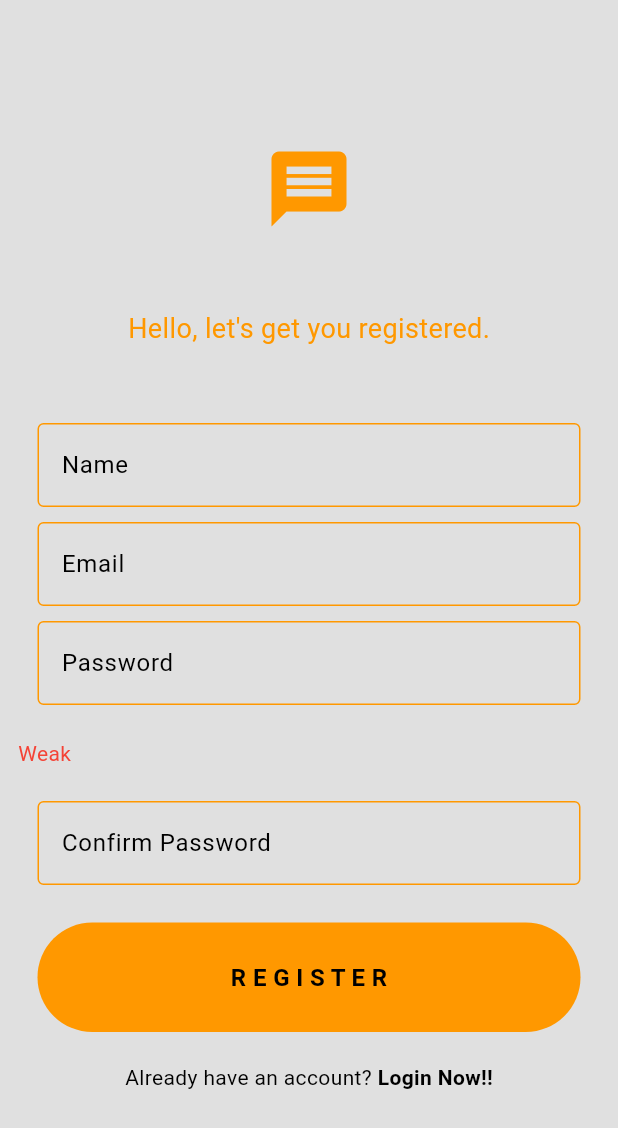
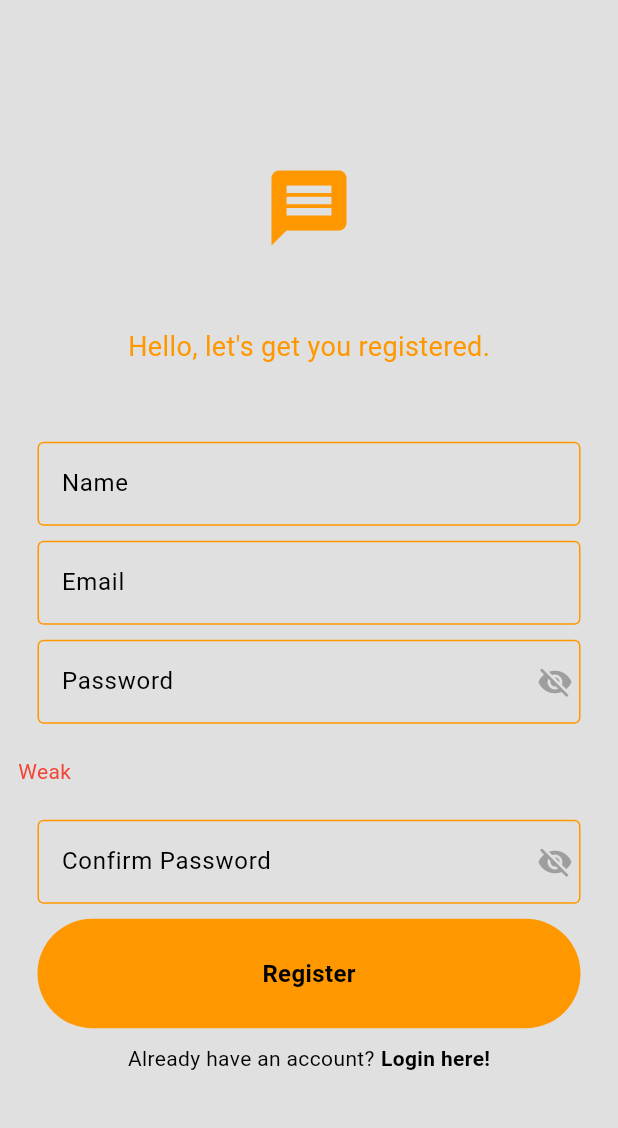
Before and after one commit to tpavankumarreddy/SafeChat_E2EE, a Flutter app: the RegisterPage screen opened directly with empty values, on a phone screen of 412 x 824 dp. Shown: the top 1128 px of the screen. Run offline on Flutter 3.47's test engine with Material 3 defaults, Android fonts, the phone set to English and light mode, and no system bars; drawn by our look-alikes of dynamic_color; our stand-ins replace cloud_firestore, cloud_functions, email_validator, firebase_auth, firebase_core, flutter_secure_storage and 6 more; missing offline and left inert: cryptography, email_otp, encrypt, pointycastle, x25519; accounts and stored records are empty.

Commit message:
Password Hide/Unhide in Registered Page

```diff
--- a/lib/pages/register_page.dart
+++ b/lib/pages/register_page.dart
@@ -32,6 +32,10 @@ class _RegisterPageState extends State<RegisterPage> {
   Timer? _timer;
   int _remainingTime = 90;
   bool _showResendButton = false;
+
+  // State to manage whether password is obscured or not
+  bool _isObscured = true;
+  bool _isConfirmObscured = true;
 
   // Regular expression to check if string
   final RegExp passValid = RegExp(r"(?=.*\d)(?=.*[a-z])(?=.*[A-Z])(?=.*\W)");
@@ -176,25 +180,6 @@ class _RegisterPageState extends State<RegisterPage> {
         ),
       );
     }
-
-    // Handle OTP verification failure if needed
-    // if (returnedOTP == null) {
-    //   showDialog(
-    //     context: context,
-    //     builder: (context) => AlertDialog(
-    //       title: const Text("OTP Verification Failed"),
-    //       content: const Text("Please try again."),
-    //       actions: [
-    //         TextButton(
-    //           onPressed: () {
-    //             Navigator.pop(context);
-    //           },
-    //           child: const Text('Ok'),
-    //         ),
-    //       ],
-    //     ),
-    //   );
-    // }
   }
 
   @override
@@ -235,13 +220,34 @@ class _RegisterPageState extends State<RegisterPage> {
                 onChanged: (value) {},
               ),
               const SizedBox(height: 10),
+              Stack(
+                alignment: Alignment.centerRight,
+                children: [
                   MyTextField(
                     hintText: "Password",
-                obscuredText: true,
+                    obscuredText: _isObscured,
                     controller: _pwController,
                     onChanged: (value) {
+                      setState(() {
                         validatePassword(value); // Validate password in real-time
+                      });
                     },
+                  ),
+                  Padding(
+                    padding: const EdgeInsets.only(right: 18), // Adjust the padding here (5 pixels ~ 0.5 cm)
+                    child: IconButton(
+                      icon: Icon(
+                        _isObscured ? Icons.visibility_off : Icons.visibility,
+                        color: Colors.grey,
+                      ),
+                      onPressed: () {
+                        setState(() {
+                          _isObscured = !_isObscured; // Toggle visibility
+                        });
+                      },
+                    ),
+                  ),
+                ],
               ),
               Padding(
                 padding: const EdgeInsets.all(12.0),
@@ -283,29 +289,49 @@ class _RegisterPageState extends State<RegisterPage> {
                 ),
               ),
               const SizedBox(height: 10),
+              Stack(
+                alignment: Alignment.centerRight,
+                children: [
                   MyTextField(
                     hintText: "Confirm Password",
-                obscuredText: true,
+                    obscuredText: _isConfirmObscured,
                     controller: _confirmPwController,
                     onChanged: (value) {},
                   ),
-              const SizedBox(height: 25),
+                  Padding(
+                    padding: const EdgeInsets.only(right: 18), // Adjust the padding here (5 pixels ~ 0.5 cm)
+                    child: IconButton(
+                      icon: Icon(
+                        _isConfirmObscured ? Icons.visibility_off : Icons.visibility,
+                        color: Colors.grey,
+                      ),
+                      onPressed: () {
+                        setState(() {
+                          _isConfirmObscured = !_isConfirmObscured; // Toggle confirm password visibility
+                        });
+                      },
+                    ),
+                  ),
+                ],
+              ),
+              const SizedBox(height: 10),
               MyButton(
-                text: "R E G I S T E R",
-                onTap: () => register(context),
+                text: "Register",
+                onTap: () async {
+                  await register(context);
+                },
               ),
-              const SizedBox(height: 20),
+              const SizedBox(height: 10),
               Row(
                 mainAxisAlignment: MainAxisAlignment.center,
                 children: [
-                  const Text("Already have an account? "),
+                  const Text("Already have an account?"),
+                  const SizedBox(width: 4),
                   GestureDetector(
                     onTap: widget.onTap,
                     child: const Text(
-                      "Login Now!!",
-                      style: TextStyle(
-                        fontWeight: FontWeight.bold,
-                      ),
+                      "Login here!",
+                      style: TextStyle(fontWeight: FontWeight.bold),
                     ),
                   ),
                 ],
```
Lines whose indentation alone changed are shown as unchanged.
